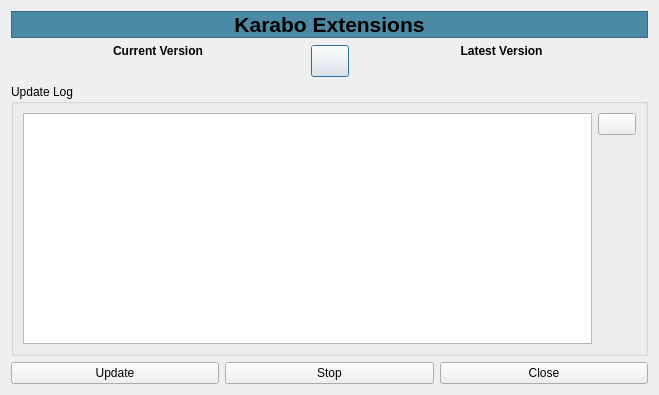
The window that src/pythonGui/karabogui/dialogs/update_dialog.ui (European-XFEL/Karabo) describes before a commit, drawn with Qt 5.
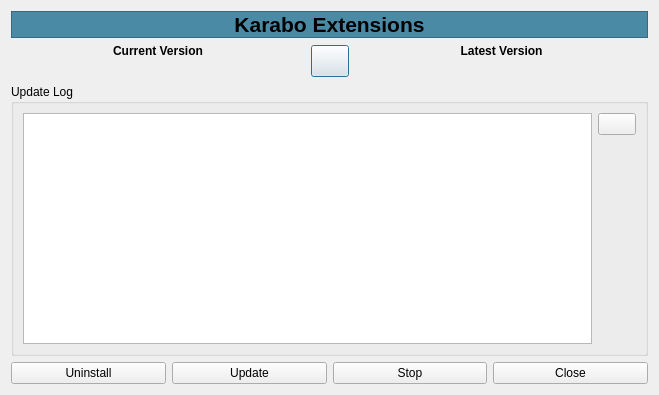
The same window after the commit.

Commit message:
Squashing update dialog
Improve tests

Remove annotations

Reload pkg_resources before checking for the current version

Improve tests

Merge tests and improve cleanup

Improve button logic and avoid passing handlers

Skip test for now

Resort imports

Update docstrings

GUI: Update dialog upgrade

Add once more reload pkg to update dialog

```diff
--- a/src/pythonGui/karabogui/dialogs/update_dialog.ui
+++ b/src/pythonGui/karabogui/dialogs/update_dialog.ui
@@ -244,6 +244,13 @@
    </item>
    <item>
     <layout class="QHBoxLayout" name="horizontalLayout">
+     <item>
+      <widget class="QPushButton" name="bt_uninstall">
+       <property name="text">
+        <string>Uninstall</string>
+       </property>
+      </widget>
+     </item>
      <item>
       <widget class="QPushButton" name="bt_update">
        <property name="text">
```
The commit also changes 4 other files.
